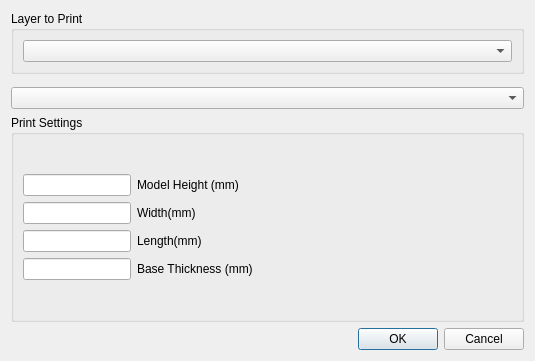
This is dem2stl_dialog_base.ui in SuheybAden/STL_Generator-QGIS_Plugin as Qt 5 draws it before an edit. The edited form follows.
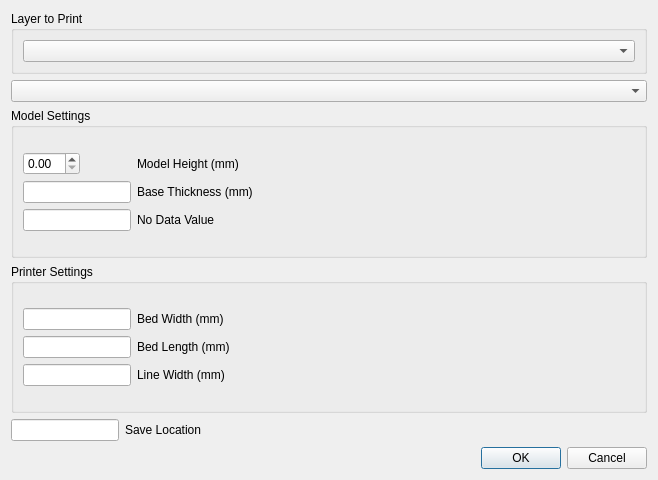
This is the edited form. Custom widgets are drawn as their Qt base class.

Commit message: Change mesh script to OOP; Add UI for user input

```diff
--- a/dem2stl_dialog_base.ui
+++ b/dem2stl_dialog_base.ui
@@ -6,8 +6,8 @@
    <rect>
     <x>0</x>
     <y>0</y>
-    <width>535</width>
-    <height>361</height>
+    <width>658</width>
+    <height>480</height>
    </rect>
   </property>
   <property name="windowTitle">
@@ -30,20 +30,7 @@
     </widget>
    </item>
    <item>
-    <spacer name="verticalSpacer_3">
-     <property name="orientation">
-      <enum>Qt::Vertical</enum>
-     </property>
-     <property name="sizeHint" stdset="0">
-      <size>
-       <width>20</width>
-       <height>40</height>
-      </size>
-     </property>
-    </spacer>
-   </item>
-   <item>
-    <widget class="QgsMapLayerComboBox" name="mMapLayerComboBox">
+    <widget class="QgsMapLayerComboBox" name="layers_comboBox">
      <property name="showCrs">
       <bool>true</bool>
      </property>
@@ -52,7 +39,7 @@
    <item>
     <widget class="QGroupBox" name="groupBox_2">
      <property name="title">
-      <string>Print Settings</string>
+      <string>Model Settings</string>
      </property>
      <layout class="QVBoxLayout" name="verticalLayout_2">
       <item>
@@ -63,46 +50,33 @@
         <property name="fieldGrowthPolicy">
          <enum>QFormLayout::AllNonFixedFieldsGrow</enum>
         </property>
-        <item row="1" column="0">
-         <widget class="QLineEdit" name="lineEdit"/>
-        </item>
-        <item row="1" column="1">
-         <widget class="QLabel" name="label_2">
+        <item row="2" column="1">
+         <widget class="QLabel" name="printHeight_label">
           <property name="text">
            <string>Model Height (mm)</string>
           </property>
          </widget>
         </item>
-        <item row="2" column="0">
-         <widget class="QLineEdit" name="lineEdit_2"/>
-        </item>
-        <item row="2" column="1">
-         <widget class="QLabel" name="label_3">
-          <property name="text">
-           <string>Width(mm)</string>
-          </property>
-         </widget>
-        </item>
         <item row="3" column="0">
          <widget class="QLineEdit" name="lineEdit_3"/>
         </item>
         <item row="3" column="1">
-         <widget class="QLabel" name="label">
-          <property name="text">
-           <string>Length(mm)</string>
-          </property>
-         </widget>
-        </item>
-        <item row="4" column="0">
-         <widget class="QLineEdit" name="lineEdit_4"/>
-        </item>
-        <item row="4" column="1">
-         <widget class="QLabel" name="label_4">
+         <widget class="QLabel" name="base_label">
           <property name="text">
            <string>Base Thickness (mm)</string>
           </property>
          </widget>
         </item>
+        <item row="4" column="0">
+         <widget class="QLineEdit" name="noDataValue_input"/>
+        </item>
+        <item row="4" column="1">
+         <widget class="QLabel" name="label_2">
+          <property name="text">
+           <string>No Data Value</string>
+          </property>
+         </widget>
+        </item>
         <item row="5" column="0">
          <spacer name="verticalSpacer_2">
           <property name="orientation">
@@ -129,11 +103,103 @@
           </property>
          </spacer>
         </item>
+        <item row="2" column="0">
+         <widget class="QDoubleSpinBox" name="printHeight_input"/>
+        </item>
        </layout>
       </item>
      </layout>
     </widget>
    </item>
+   <item>
+    <widget class="QGroupBox" name="groupBox_3">
+     <property name="title">
+      <string>Printer Settings</string>
+     </property>
+     <layout class="QVBoxLayout" name="verticalLayout_4">
+      <item>
+       <layout class="QFormLayout" name="formLayout_2">
+        <property name="sizeConstraint">
+         <enum>QLayout::SetFixedSize</enum>
+        </property>
+        <property name="fieldGrowthPolicy">
+         <enum>QFormLayout::AllNonFixedFieldsGrow</enum>
+        </property>
+        <item row="0" column="0">
+         <spacer name="verticalSpacer_5">
+          <property name="orientation">
+           <enum>Qt::Vertical</enum>
+          </property>
+          <property name="sizeHint" stdset="0">
+           <size>
+            <width>20</width>
+            <height>40</height>
+           </size>
+          </property>
+         </spacer>
+        </item>
+        <item row="1" column="0">
+         <widget class="QLineEdit" name="bedWidth_input"/>
+        </item>
+        <item row="1" column="1">
+         <widget class="QLabel" name="label_6">
+          <property name="text">
+           <string>Bed Width (mm)</string>
+          </property>
+         </widget>
+        </item>
+        <item row="2" column="0">
+         <widget class="QLineEdit" name="bedLength_input"/>
+        </item>
+        <item row="2" column="1">
+         <widget class="QLabel" name="label_7">
+          <property name="text">
+           <string>Bed Length (mm)</string>
+          </property>
+         </widget>
+        </item>
+        <item row="3" column="0">
+         <widget class="QLineEdit" name="lineWidth_input"/>
+        </item>
+        <item row="3" column="1">
+         <widget class="QLabel" name="label_8">
+          <property name="text">
+           <string>Line Width (mm)</string>
+          </property>
+         </widget>
+        </item>
+        <item row="4" column="0">
+         <spacer name="verticalSpacer_4">
+          <property name="orientation">
+           <enum>Qt::Vertical</enum>
+          </property>
+          <property name="sizeHint" stdset="0">
+           <size>
+            <width>20</width>
+            <height>40</height>
+           </size>
+          </property>
+         </spacer>
+        </item>
+       </layout>
+      </item>
+     </layout>
+    </widget>
+   </item>
+   <item>
+    <layout class="QFormLayout" name="formLayout_3">
+     <item row="0" column="0">
+      <widget class="QLineEdit" name="saveLocation_input"/>
+     </item>
+     <item row="0" column="1">
+      <widget class="QLabel" name="label">
+       <property name="text">
+        <string>Save Location</string>
+       </property>
+      </widget>
+     </item>
+    </layout>
+   </item>
    <item>
     <widget class="QDialogButtonBox" name="button_box">
      <property name="orientation">
```
Left out of the diff: 2 changed lines with no effect on the pictures. The commit also changes 4 other files.
